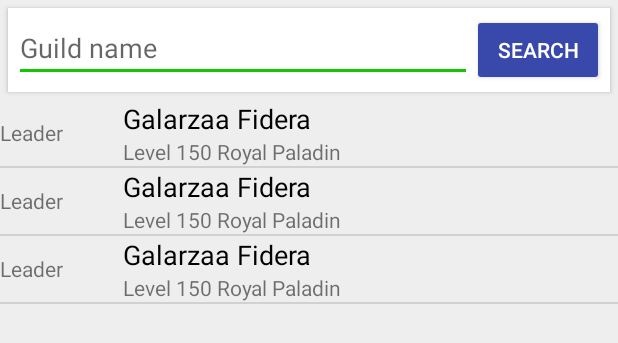
After one commit to Galarzaa90/TibiaCompendium, an Android app: the layout fragment_guild.xml on its own in the app's theme, with its tools: preview values and no code run, on a phone screen of 412 x 824 dp. The commit adds this screen. Shown: the top 343 px of the screen. Run offline under Robolectric (Android 15) with nearby library versions, the phone set to English and light mode, and no system bars.

Commit message:
Added search guild function *Basic functionality *Needs better display, sorting, making it crash-proof *Initial release

```diff
--- a/app/build.gradle
+++ b/app/build.gradle
@@ -24,4 +24,5 @@ dependencies {
     testCompile 'junit:junit:4.12'
     compile 'com.android.support:appcompat-v7:23.3.0'
     compile 'com.android.support:design:23.3.0'
+    compile 'com.android.support:support-v4:23.3.0'
 }
--- a/app/src/main/java/com/galarza/tibiacompendium/CharacterFragment.java
+++ b/app/src/main/java/com/galarza/tibiacompendium/CharacterFragment.java
@@ -40,8 +40,6 @@ import java.util.List;
  * A simple {@link Fragment} subclass.
  */
 public class CharacterFragment extends Fragment {
-
-
     private static final String ARG_SECTION_NUMBER = "section_number";
 
     private EditText searchField;
--- a/app/src/main/res/layout/fragment_character.xml
+++ b/app/src/main/res/layout/fragment_character.xml
@@ -25,7 +25,7 @@
                     android:layout_width="0dp"
                     android:layout_height="wrap_content"
                     android:layout_weight="1"
-                    android:hint="@string/search_hint"
+                    android:hint="@string/search_hint_player"
                     android:singleLine="true"
                     android:imeOptions="actionSearch"
                     android:inputType="text"/>
@@ -59,7 +59,7 @@
                     android:layout_centerInParent="true"
                     android:layout_width="wrap_content"
                     android:layout_height="wrap_content"
-                    android:text="@string/no_results"/>
+                    android:text="@string/no_results_char"/>
             </RelativeLayout>
             <!-- Character info box -->
             <LinearLayout
--- /dev/null
+++ b/app/src/main/res/layout/fragment_guild.xml
@@ -0,0 +1,63 @@
+<LinearLayout
+    xmlns:android="http://schemas.android.com/apk/res/android"
+    xmlns:tools="http://schemas.android.com/tools"
+    android:layout_width="match_parent"
+    android:layout_height="match_parent"
+    android:orientation="vertical"
+    tools:context=".GuildFragment"
+    android:animateLayoutChanges="true">
+        <!-- Search guild box -->
+        <LinearLayout
+            android:layout_width="match_parent"
+            android:layout_height="wrap_content"
+            android:background="@color/white"
+            android:padding="4dp"
+            android:elevation="2dp"
+            android:layout_margin="5dp">
+            <EditText
+                android:id="@+id/search_guild"
+                android:layout_width="0dp"
+                android:layout_height="wrap_content"
+                android:layout_weight="1"
+                android:hint="@string/search_hint_guild"
+                android:singleLine="true"
+                android:imeOptions="actionSearch"
+                android:inputType="text"/>
+            <Button
+                android:id="@+id/search_button"
+                android:elevation="2dp"
+                android:layout_width="wrap_content"
+                android:layout_height="wrap_content"
+                android:textColor="@color/white"
+                android:theme="@style/RaisedButton"
+                android:text="@string/search" />
+        </LinearLayout>
+        <!-- Loading progress bar box -->
+        <RelativeLayout
+            android:layout_width="match_parent"
+            android:layout_height="match_parent"
+            android:id="@+id/loading_box"
+            android:visibility="gone">
+            <ProgressBar
+                android:layout_centerInParent="true"
+                android:layout_width="wrap_content"
+                android:layout_height="wrap_content" />
+        </RelativeLayout>
+        <!-- Character doesn't exists box -->
+        <RelativeLayout
+            android:layout_width="match_parent"
+            android:layout_height="match_parent"
+            android:id="@+id/no_results_box"
+            android:visibility="gone">
+            <TextView
+                android:layout_centerInParent="true"
+                android:layout_width="wrap_content"
+                android:layout_height="wrap_content"
+                android:text="@string/no_results_guild"/>
+        </RelativeLayout>
+        <ListView
+            android:id="@+id/member_list"
+            android:layout_width="match_parent"
+            android:layout_height="match_parent"
+            tools:listitem="@layout/row_member"/>
+</LinearLayout>
--- /dev/null
+++ b/app/src/main/res/layout/row_member.xml
@@ -0,0 +1,34 @@
+<?xml version="1.0" encoding="utf-8"?>
+<LinearLayout
+    xmlns:android="http://schemas.android.com/apk/res/android"
+    xmlns:tools="http://schemas.android.com/tools"
+    android:layout_width="match_parent"
+    android:layout_height="wrap_content">
+    <TextView
+        android:id="@+id/rank"
+        android:layout_width="0dp"
+        android:layout_height="wrap_content"
+        android:layout_weight="20"
+        android:layout_gravity="center_vertical"
+        tools:text="Leader"/>
+    <LinearLayout
+        android:id="@+id/name_container"
+        android:layout_width="0dp"
+        android:layout_height="wrap_content"
+        android:layout_weight="80"
+        android:orientation="vertical">
+        <TextView
+            android:id="@+id/name"
+            android:layout_width="wrap_content"
+            android:layout_height="wrap_content"
+            style="@style/EntryText"
+            tools:text="Galarzaa Fidera"/>
+        <TextView
+            android:id="@+id/summary"
+            android:layout_width="wrap_content"
+            android:layout_height="wrap_content"
+            tools:text="Level 150 Royal Paladin"/>
+    </LinearLayout>
+
+
+</LinearLayout>
```
Also changed, not shown: app/src/main/java/com/galarza/tibiacompendium/GuildFragment.java (added, +165 -0 lines), app/src/main/java/com/galarza/tibiacompendium/MainActivity.java (+13 -9 lines), app/src/main/java/com/galarza/tibiacompendium/NavigationDrawerFragment.java (+7 -10 lines), app/src/main/java/com/galarza/tibiacompendium/data/Guild.java (added, +35 -0 lines), app/src/main/java/com/galarza/tibiacompendium/data/GuildMember.java (added, +43 -0 lines), app/src/main/java/com/galarza/tibiacompendium/data/Parser.java (+44 -0 lines), app/src/main/res/values/strings.xml (+17 -6 lines).
